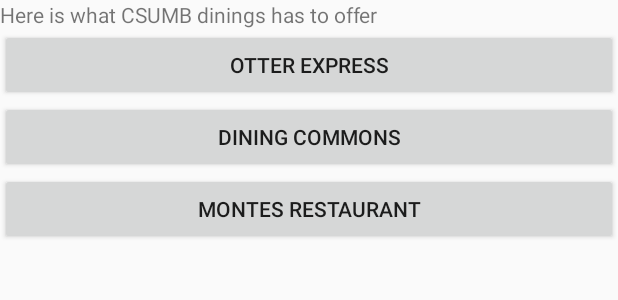
After one commit to seansabour/Android_Hackathon, an Android app: the layout activity_dining.xml on its own in the app's theme, with its tools: preview values and no code run, on a phone screen of 412 x 824 dp. The commit adds this screen. Shown: the top 300 px of the screen. Run offline under Robolectric (Android 15) with nearby library versions, the phone set to English and light mode, and no system bars.

Commit message:
New Activities
added menu activities and layouts

```diff
--- /dev/null
+++ b/app/src/main/res/layout/activity_dining.xml
@@ -0,0 +1,28 @@
+<?xml version="1.0" encoding="utf-8"?>
+<LinearLayout xmlns:android="http://schemas.android.com/apk/res/android"
+    android:orientation="vertical" android:layout_width="match_parent"
+    android:layout_height="match_parent">
+
+    <TextView
+        android:id="@+id/about_textview"
+        android:layout_width="wrap_content"
+        android:layout_height="wrap_content"
+        android:text="@string/dining_about"
+        />
+
+    <Button
+        android:id="@+id/OE_button"
+        android:layout_width="fill_parent"
+        android:layout_height="wrap_content"
+        android:text="@string/OE_button" />
+    <Button
+        android:id="@+id/DC_button"
+        android:layout_width="fill_parent"
+        android:layout_height="wrap_content"
+        android:text="@string/DC_button" />
+    <Button
+        android:id="@+id/Montes_button"
+        android:layout_width="fill_parent"
+        android:layout_height="wrap_content"
+        android:text="@string/Montes_button" />
+</LinearLayout>
--- a/app/src/main/res/values/strings.xml
+++ b/app/src/main/res/values/strings.xml
@@ -1,4 +1,22 @@
 <resources>
-    <string name="app_name">MapSample</string>
+    <string name="app_name">MapsSample</string>
     <string name="title_activity_maps">Map</string>
+    <string name="title_activity_dinings">Dinings</string>
+    <string name="title_activity_dining_commons">Dining Commons</string>
+    <string name="title_activity_menu">Menu</string>
+    <string name="title_activity_montes">Montes</string>
+    <string name="title_activity_otter_express">Otter Express</string>
+    <string name="title_activity_parking">Parking</string>
+
+
+    <string name="menu_about">Hello, welcome to CSUMB.</string>
+    <string name="map_button">Campus Map</string>
+    <string name="dining_button">Dinings</string>
+    <string name="parking_button">Parking Lots</string>
+    <string name="dining_about">Here is what CSUMB dinings has to offer</string>
+    <string name="OE_button">Otter Express</string>
+    <string name="DC_button">Dining Commons</string>
+    <string name="Montes_button">Montes Restaurant</string>
+
+
 </resources>
```
Also changed, not shown: app/src/main/AndroidManifest.xml (+54 -0 lines), app/src/main/java/com/example/seansabour/mapsample/DiningActivity.java (added, +47 -0 lines), app/src/main/java/com/example/seansabour/mapsample/DiningCommonsActivity.java (added, +7 -0 lines), app/src/main/java/com/example/seansabour/mapsample/MenuActivity.java (added, +49 -0 lines), app/src/main/java/com/example/seansabour/mapsample/MontesActivity.java (added, +7 -0 lines), app/src/main/java/com/example/seansabour/mapsample/OtterExpressActivity.java (added, +7 -0 lines), app/src/main/java/com/example/seansabour/mapsample/ParkingActivity.java (added, +7 -0 lines), app/src/main/res/layout/activity_menu.xml (added, +29 -0 lines), 1 other file.
